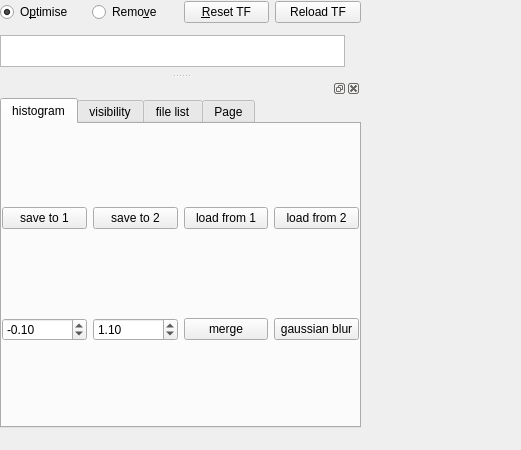
Qt form VolumeRenderer/mainwindow.ui (luosz/volume-visualiser) before a commit; both pictures show x 0 to 521 and y 270 to 720 of the 1210 by 720 pixel window.
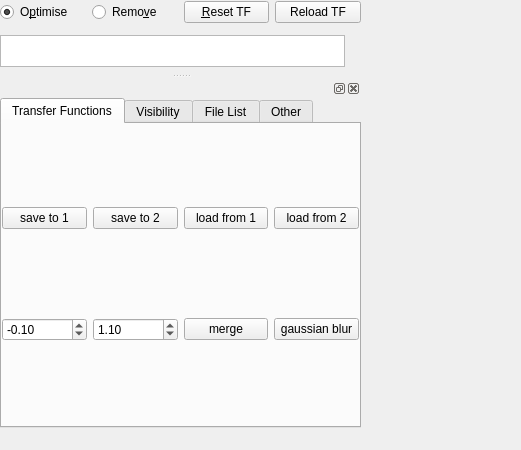
The same form after that commit. The open tabs and pages were chosen to show the change.

Commit message: add shortcut to menu item

```diff
--- a/VolumeRenderer/mainwindow.ui
+++ b/VolumeRenderer/mainwindow.ui
@@ -486,7 +486,7 @@
        </property>
        <widget class="QWidget" name="tab">
         <attribute name="title">
-         <string>histogram</string>
+         <string>Transfer Functions</string>
         </attribute>
         <layout class="QVBoxLayout" name="verticalLayout_5">
          <property name="leftMargin">
@@ -581,7 +581,7 @@
        </widget>
        <widget class="QWidget" name="tab_2">
         <attribute name="title">
-         <string>visibility</string>
+         <string>Visibility</string>
         </attribute>
         <layout class="QHBoxLayout" name="horizontalLayout_9">
          <property name="leftMargin">
@@ -610,7 +610,7 @@
        </widget>
        <widget class="QWidget" name="tab_3">
         <attribute name="title">
-         <string>file list</string>
+         <string>File List</string>
         </attribute>
         <layout class="QHBoxLayout" name="horizontalLayout_13">
          <property name="leftMargin">
@@ -632,7 +632,7 @@
        </widget>
        <widget class="QWidget" name="tab_4">
         <attribute name="title">
-         <string>Page</string>
+         <string>Other</string>
         </attribute>
         <layout class="QHBoxLayout" name="horizontalLayout_3">
          <property name="leftMargin">
```
Left out of the diff: 7 changed lines with no effect on the pictures.
